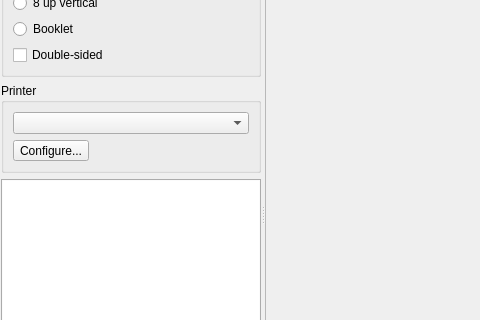
Old version of the form src/boomaga/gui/mainwindow.ui in the repository Boomaga/boomaga; both pictures show x 0 to 480 and y 214 to 534 of the 1188 by 830 pixel window.
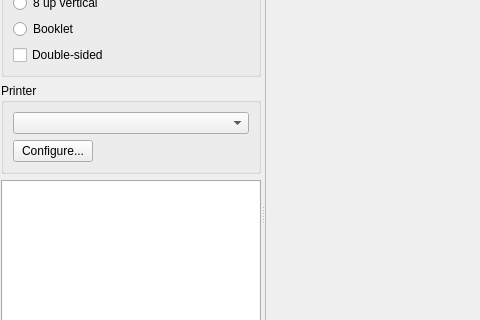
New version of the form. Custom widgets are drawn as their Qt base class.

Commit message: MacOS support Application class

Patch:
```diff
--- a/src/boomaga/gui/mainwindow.ui
+++ b/src/boomaga/gui/mainwindow.ui
@@ -127,10 +127,16 @@
             <widget class="PrintersComboBox" name="printersCombo"/>
            </item>
            <item>
-            <widget class="QToolButton" name="printerConfigBtn">
+            <widget class="QPushButton" name="printerConfigBtn">
              <property name="enabled">
               <bool>true</bool>
              </property>
+             <property name="sizePolicy">
+              <sizepolicy hsizetype="Fixed" vsizetype="Fixed">
+               <horstretch>0</horstretch>
+               <verstretch>0</verstretch>
+              </sizepolicy>
+             </property>
              <property name="text">
               <string>Configure...</string>
              </property>
```
The commit also changes 14 other files.
